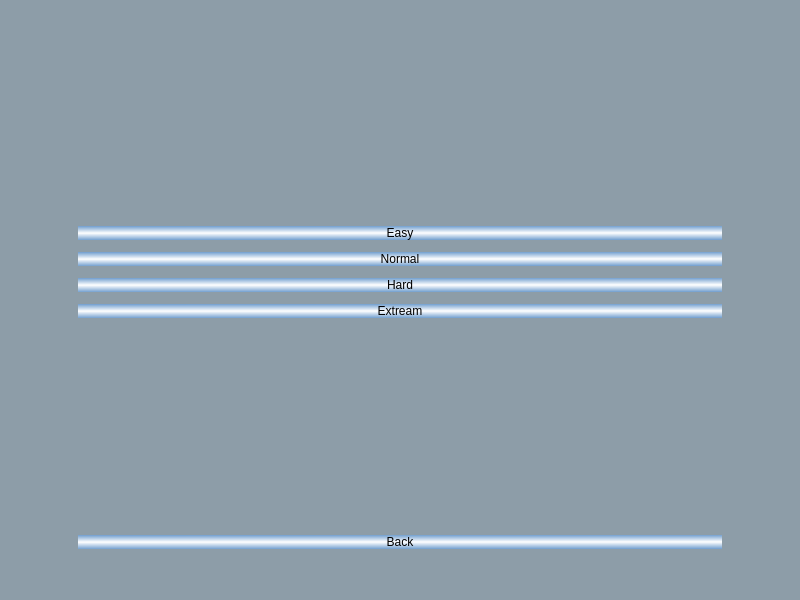
Qt form src/ui/mainwindow.ui (Bogdan741/MazeGenerator) before a commit.
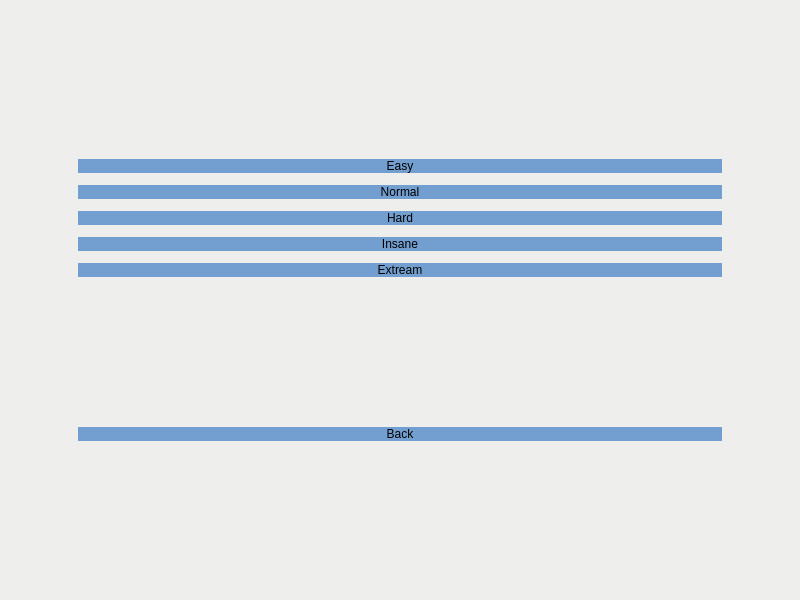
The same form after that commit. The open tabs and pages were chosen to show the change.

```diff
--- a/src/ui/mainwindow.ui
+++ b/src/ui/mainwindow.ui
@@ -15,7 +15,7 @@
   </property>
   <widget class="QWidget" name="centralwidget">
    <property name="styleSheet">
-    <string notr="true">background-color: rgb(141, 157, 168);</string>
+    <string notr="true">background-color: rgb(238, 238, 236)</string>
    </property>
    <layout class="QVBoxLayout" name="verticalLayout">
     <item>
@@ -259,7 +259,7 @@
        </layout>
       </widget>
       <widget class="QWidget" name="page_2">
-       <layout class="QVBoxLayout" name="verticalLayout_3" stretch="1,0,0,0,0,1,0,0">
+       <layout class="QVBoxLayout" name="verticalLayout_3">
         <item>
          <spacer name="verticalSpacer_3">
           <property name="orientation">
@@ -295,11 +295,15 @@
            <widget class="QPushButton" name="easy_b">
             <property name="styleSheet">
              <string notr="true">QPushButton{
-	background-color: qlineargradient(spread:reflect, x1:0.477, y1:0, x2:0.485981, y2:0.5, stop:0 rgba(114, 159, 207, 255), stop:1 rgba(255, 255, 255, 255));
+	background-color: rgb(114, 159, 207);
 	border-radius: 10px;
 	font: 30pt &quot;Ubuntu&quot;;
 }
-</string>
+
+:hover
+{
+	background-color: rgb(52, 101, 164);
+}</string>
             </property>
             <property name="text">
              <string>Easy</string>
@@ -346,11 +350,15 @@
            <widget class="QPushButton" name="normal_b">
             <property name="styleSheet">
              <string notr="true">QPushButton{
-	background-color: qlineargradient(spread:reflect, x1:0.477, y1:0, x2:0.485981, y2:0.5, stop:0 rgba(114, 159, 207, 255), stop:1 rgba(255, 255, 255, 255));
+	background-color: rgb(114, 159, 207);
 	border-radius: 10px;
 	font: 30pt &quot;Ubuntu&quot;;
 }
-</string>
+
+:hover
+{
+	background-color: rgb(52, 101, 164);
+}</string>
             </property>
             <property name="text">
              <string>Normal</string>
@@ -397,11 +405,15 @@
            <widget class="QPushButton" name="hard_b">
             <property name="styleSheet">
              <string notr="true">QPushButton{
-	background-color: qlineargradient(spread:reflect, x1:0.477, y1:0, x2:0.485981, y2:0.5, stop:0 rgba(114, 159, 207, 255), stop:1 rgba(255, 255, 255, 255));
+	background-color: rgb(114, 159, 207);
 	border-radius: 10px;
 	font: 30pt &quot;Ubuntu&quot;;
 }
-</string>
+
+:hover
+{
+	background-color: rgb(52, 101, 164);
+}</string>
             </property>
             <property name="text">
              <string>Hard</string>
@@ -426,6 +438,61 @@
           </item>
          </layout>
         </item>
+        <item>
+         <layout class="QHBoxLayout" name="horizontalLayout_9">
+          <item>
+           <spacer name="horizontalSpacer_17">
+            <property name="orientation">
+             <enum>Qt::Horizontal</enum>
+            </property>
+            <property name="sizeType">
+             <enum>QSizePolicy::Fixed</enum>
+            </property>
+            <property name="sizeHint" stdset="0">
+             <size>
+              <width>60</width>
+              <height>20</height>
+             </size>
+            </property>
+           </spacer>
+          </item>
+          <item>
+           <widget class="QPushButton" name="insane_b">
+            <property name="styleSheet">
+             <string notr="true">QPushButton{
+	background-color: rgb(114, 159, 207);
+	border-radius: 10px;
+	font: 30pt &quot;Ubuntu&quot;;
+}
+
+:hover
+{
+	background-color: rgb(52, 101, 164);
+}</string>
+            </property>
+            <property name="text">
+             <string>Insane</string>
+            </property>
+           </widget>
+          </item>
+          <item>
+           <spacer name="horizontalSpacer_18">
+            <property name="orientation">
+             <enum>Qt::Horizontal</enum>
+            </property>
+            <property name="sizeType">
+             <enum>QSizePolicy::Fixed</enum>
+            </property>
+            <property name="sizeHint" stdset="0">
+             <size>
+              <width>60</width>
+              <height>20</height>
+             </size>
+            </property>
+           </spacer>
+          </item>
+         </layout>
+        </item>
         <item>
          <layout class="QHBoxLayout" name="horizontalLayout_7">
           <item>
@@ -448,11 +515,15 @@
            <widget class="QPushButton" name="extream_b">
             <property name="styleSheet">
              <string notr="true">QPushButton{
-	background-color: qlineargradient(spread:reflect, x1:0.477, y1:0, x2:0.485981, y2:0.5, stop:0 rgba(114, 159, 207, 255), stop:1 rgba(255, 255, 255, 255));
+	background-color: rgb(114, 159, 207);
 	border-radius: 10px;
 	font: 30pt &quot;Ubuntu&quot;;
 }
-</string>
+
+:hover
+{
+	background-color: rgb(52, 101, 164);
+}</string>
             </property>
             <property name="text">
              <string>Extream</string>
@@ -512,11 +583,15 @@
            <widget class="QPushButton" name="back_b">
             <property name="styleSheet">
              <string notr="true">QPushButton{
-	background-color: qlineargradient(spread:reflect, x1:0.477, y1:0, x2:0.485981, y2:0.5, stop:0 rgba(114, 159, 207, 255), stop:1 rgba(255, 255, 255, 255));
+	background-color: rgb(114, 159, 207);
 	border-radius: 10px;
 	font: 30pt &quot;Ubuntu&quot;;
 }
-</string>
+
+:hover
+{
+	background-color: rgb(52, 101, 164);
+}</string>
             </property>
             <property name="text">
              <string>Back</string>
```
Left out of the diff: 8 changed lines with no effect on the pictures.
